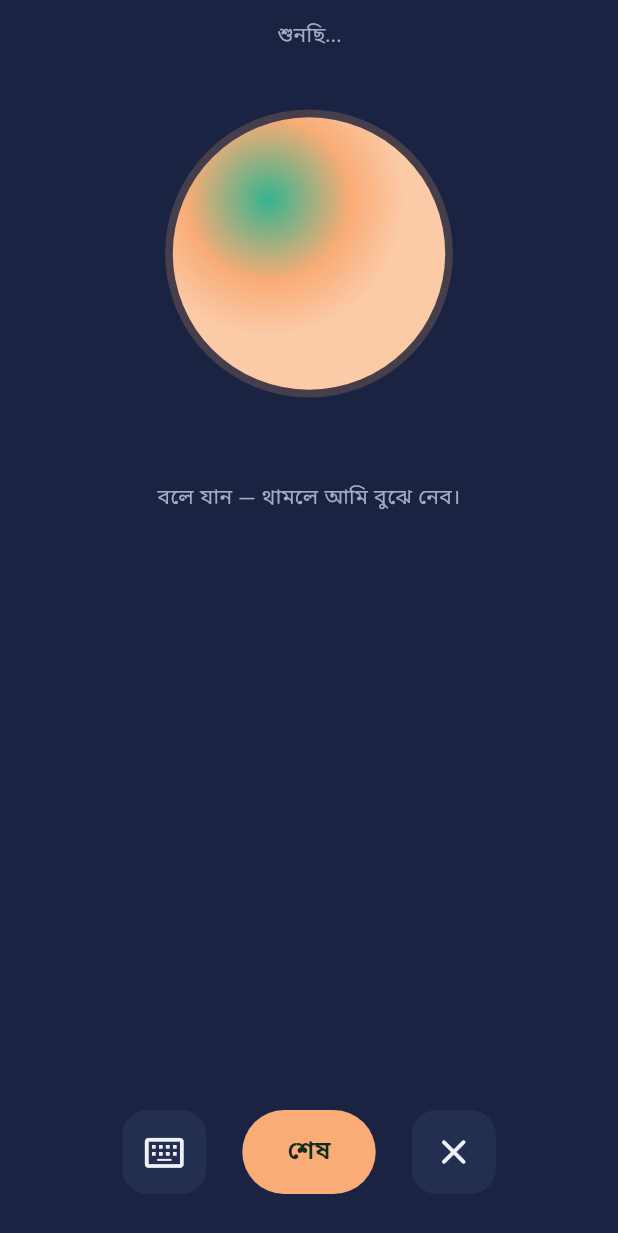
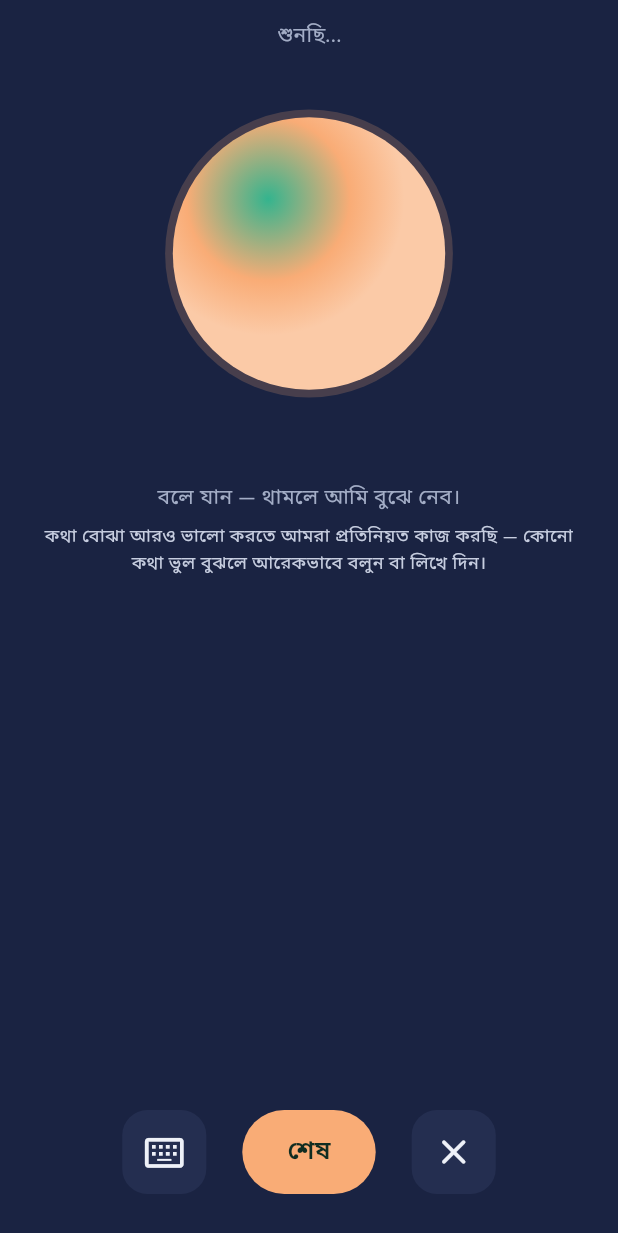
Before and after one commit to iamsaifsaiful/digital_brain, a Flutter app: the ChatHome screen opened directly, on a phone screen of 412 x 824 dp. Shown: the top 1233 px of the screen. Run offline on Flutter 3.47's test engine with Material 3 defaults, Android fonts, the phone set to English and light mode, and no system bars; our stand-ins replace clock, flutter_local_notifications, flutter_secure_storage, flutter_tts, image_picker, local_auth and 4 more; missing offline and left inert: cryptography, dart:ffi, file_selector; accounts and stored records are empty; network calls fail; statements that could not run were skipped.

Commit message:
Mic and model row: we keep improving how the app understands you
Co-Authored-By: Claude Opus 5.5 <noreply@anthropic.com>
Claude-Session: https://claude.ai/code/session_01G1sAMBbMddrifXAjtJ8HxE

```diff
--- a/lib/logic/strings_en.dart
+++ b/lib/logic/strings_en.dart
@@ -3286,6 +3286,7 @@ const enStrings = <String, String>{
   '৩ দিন আগেও': '3 days before too',
   '৩০ সে.': '30 s',
   '৩০টা ডকুমেন্ট': '30 documents',
+  'কথা বোঝা আরও ভালো করতে আমরা প্রতিনিয়ত কাজ করছি — কোনো কথা ভুল বুঝলে আরেকভাবে বলুন বা লিখে দিন।': 'We keep working to understand you better — if something is misheard, say it another way or type it.',
   'ফোনে আগের ব্যাকআপ আছে?': 'Have a backup on this phone?',
   'আগে “ফোনে সেভ” করা ব্যাকআপ ফাইল বেছে নিলে সব তথ্য ফিরে আসবে': 'Pick a backup file you saved to the phone earlier to bring everything back',
   'ফাইল বেছে নিন': 'Pick file',
--- a/lib/screens/chat_home.dart
+++ b/lib/screens/chat_home.dart
@@ -1509,6 +1509,12 @@ class ChatHomeState extends State<ChatHome> with SingleTickerProviderStateMixin,
               ],
             const SizedBox(height: 14),
             if (_listening) Text(hint, textAlign: TextAlign.center, style: body(14, color: C.muted, height: 1.5)),
+            // Said each time the mic opens, so a wrong reading does not worry (owner, 28 Oct).
+            if (_listening)
+              Padding(
+                padding: const EdgeInsets.only(top: 6),
+                child: Text(improvingNote, key: const Key('mic-improving'), textAlign: TextAlign.center, style: body(12, color: C.muted2, height: 1.45)),
+              ),
             if (_error != null)
               Padding(
                 padding: const EdgeInsets.only(top: 10),
--- a/lib/screens/more_screen.dart
+++ b/lib/screens/more_screen.dart
@@ -467,6 +467,8 @@ class _MoreScreenState extends State<MoreScreen> {
             }),
           ]),
         ),
+        const SizedBox(height: 8),
+        Text(improvingNote, key: const Key('nlu-improving'), style: body(12, color: C.muted, height: 1.5)),
         const SizedBox(height: 16),
         SectionTitle(tr('তথ্য নিরাপদ রাখা')),
         Panel(
--- a/lib/ui/widgets.dart
+++ b/lib/ui/widgets.dart
@@ -1012,3 +1012,6 @@ class ServiceBadge extends StatelessWidget {
         child: Text(service.letter, style: TextStyle(color: Colors.white, fontWeight: FontWeight.w700, fontSize: size * 0.5, height: 1)),
       );
 }
+
+/// কথা বোঝার মডেল (owner, 28 Oct): said on its row and whenever the mic opens.
+String get improvingNote => tr('কথা বোঝা আরও ভালো করতে আমরা প্রতিনিয়ত কাজ করছি — কোনো কথা ভুল বুঝলে আরেকভাবে বলুন বা লিখে দিন।');
```
